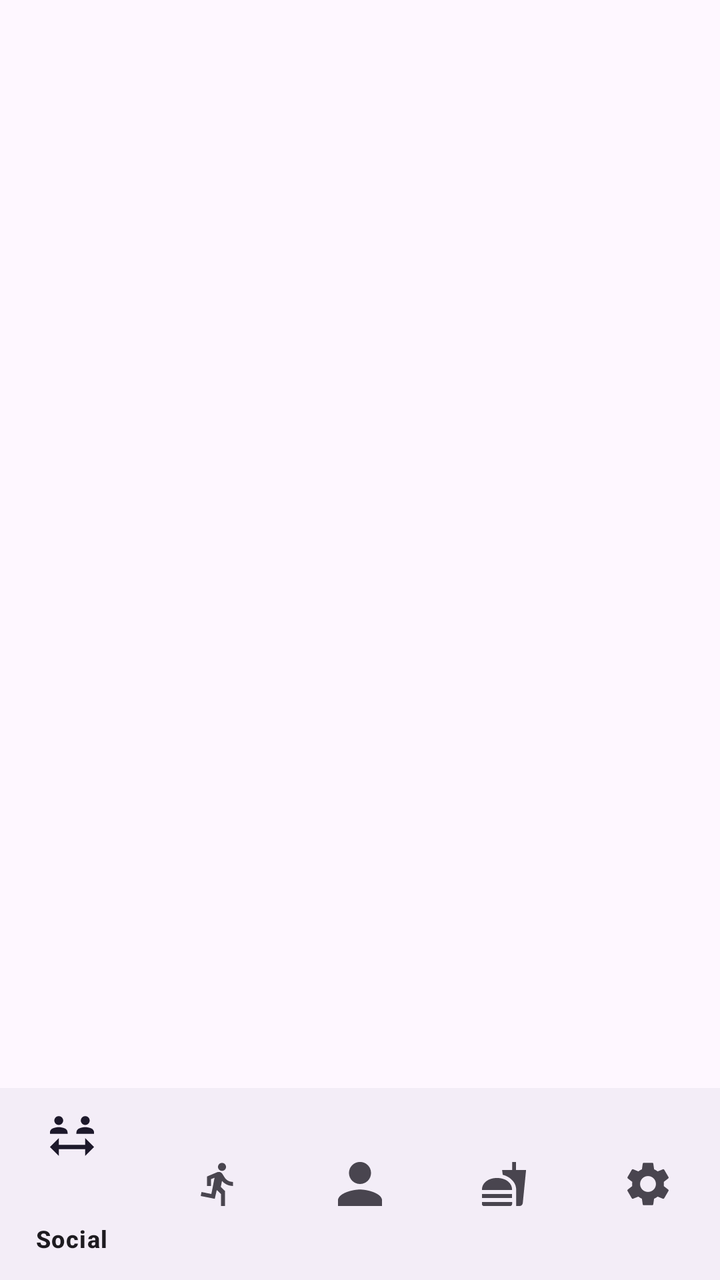
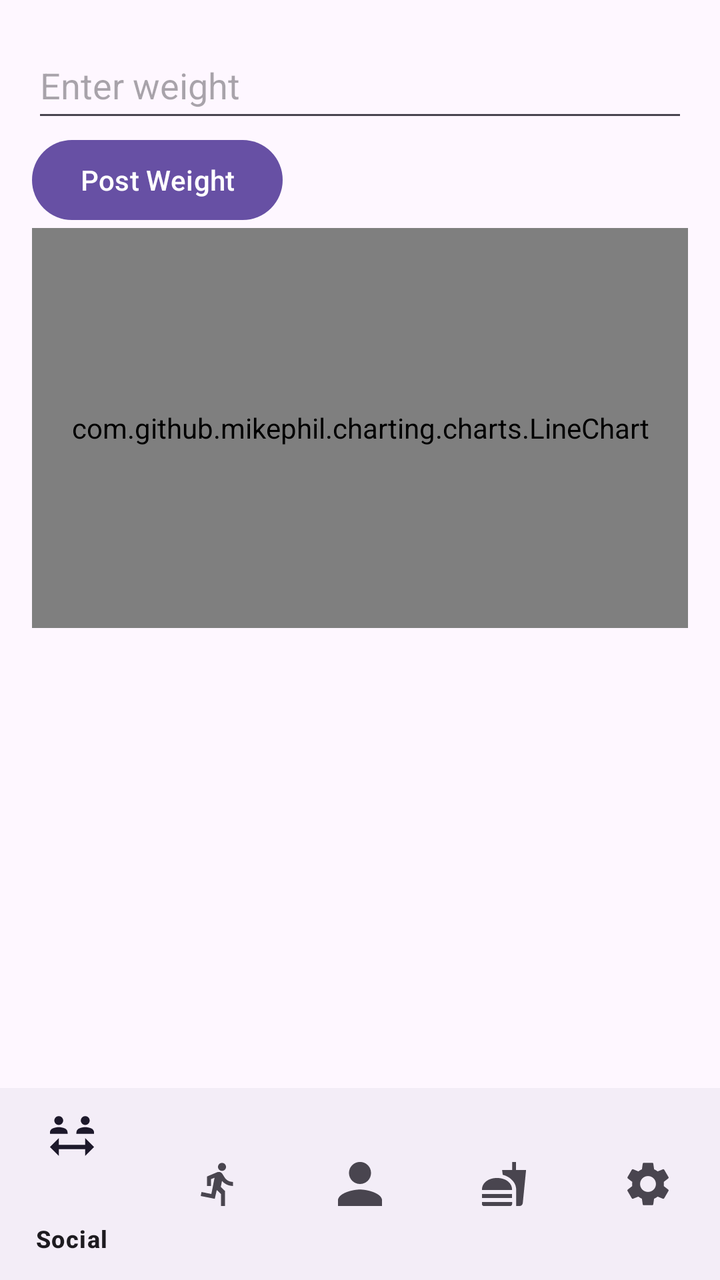

Compare the two renders of this Android layout. The source of the first and the diff that turns it into the second are given below.
<!-- AndroidManifest.xml: application theme Theme.AndroidExample -->
<!-- res/layout/activity_userprofile.xml -->
<?xml version="1.0" encoding="utf-8"?>
<androidx.constraintlayout.widget.ConstraintLayout
    xmlns:android="http://schemas.android.com/apk/res/android"
    xmlns:app="http://schemas.android.com/apk/res-auto"
    android:layout_width="match_parent"
    android:layout_height="match_parent">

    // Upper Section (Specific Page Content)
    <FrameLayout
        android:id="@+id/page_content_container"
        android:layout_width="0dp"
        android:layout_height="0dp"
        app:layout_constraintBottom_toTopOf="@+id/guideline"
        app:layout_constraintEnd_toEndOf="parent"
        app:layout_constraintStart_toStartOf="parent"
        app:layout_constraintTop_toTopOf="parent">

        // Specific page content layout here
        // This is where all the content for the specific page will be placed

    </FrameLayout>

    // Guideline for separating sections
    <androidx.constraintlayout.widget.Guideline
        android:id="@+id/guideline"
        android:layout_width="wrap_content"
        android:layout_height="wrap_content"
        android:orientation="horizontal"
        app:layout_constraintGuide_percent="0.85" />
    // Adjust percentage as needed

    // Bottom Navigation

    <com.google.android.material.bottomnavigation.BottomNavigationView
        android:id="@+id/bottom_navigation"
        android:layout_width="0dp"
        android:layout_height="0dp"
        app:layout_constraintBottom_toBottomOf="parent"
        app:layout_constraintEnd_toEndOf="parent"
        app:layout_constraintHorizontal_bias="0.0"
        app:layout_constraintStart_toStartOf="parent"
        app:layout_constraintTop_toBottomOf="@+id/guideline"
        app:layout_constraintVertical_bias="0.0"
        app:menu="@menu/bottom_nav_menu" />

</androidx.constraintlayout.widget.ConstraintLayout>
<!-- resources referenced by this layout -->
<resources>
  <style name="Theme.AndroidExample" parent="Base.Theme.AndroidExample" />
  <style name="Base.Theme.AndroidExample" parent="Theme.Material3.DayNight.NoActionBar">
          
          
      </style>
</resources>

<!-- the commit's change to res/layout/activity_userprofile.xml (unified diff, before → after) -->
@@ -5,31 +5,46 @@
     android:layout_width="match_parent"
     android:layout_height="match_parent">
 
-    // Upper Section (Specific Page Content)
-    <FrameLayout
-        android:id="@+id/page_content_container"
+    <LinearLayout
+        android:id="@+id/upper_section"
         android:layout_width="0dp"
         android:layout_height="0dp"
+        android:orientation="vertical"
+        android:padding="16dp"
         app:layout_constraintBottom_toTopOf="@+id/guideline"
         app:layout_constraintEnd_toEndOf="parent"
         app:layout_constraintStart_toStartOf="parent"
         app:layout_constraintTop_toTopOf="parent">
 
-        // Specific page content layout here
-        // This is where all the content for the specific page will be placed
+    <EditText
+        android:id="@+id/weight_input"
+        android:layout_width="match_parent"
+        android:layout_height="50dp"
+        android:hint="Enter weight"
+        android:inputType="numberDecimal" />
 
-    </FrameLayout>
+    <Button
+        android:id="@+id/post_weight_button"
+        android:layout_width="wrap_content"
+        android:layout_height="wrap_content"
+        android:text="Post Weight" />
 
-    // Guideline for separating sections
+
+        <com.github.mikephil.charting.charts.LineChart
+            android:id="@+id/weight_chart"
+            android:layout_width="match_parent"
+            android:layout_height="200dp" />
+
+    </LinearLayout>
+
     <androidx.constraintlayout.widget.Guideline
         android:id="@+id/guideline"
         android:layout_width="wrap_content"
         android:layout_height="wrap_content"
         android:orientation="horizontal"
         app:layout_constraintGuide_percent="0.85" />
-    // Adjust percentage as needed
 
-    // Bottom Navigation
+
 
     <com.google.android.material.bottomnavigation.BottomNavigationView
         android:id="@+id/bottom_navigation"
